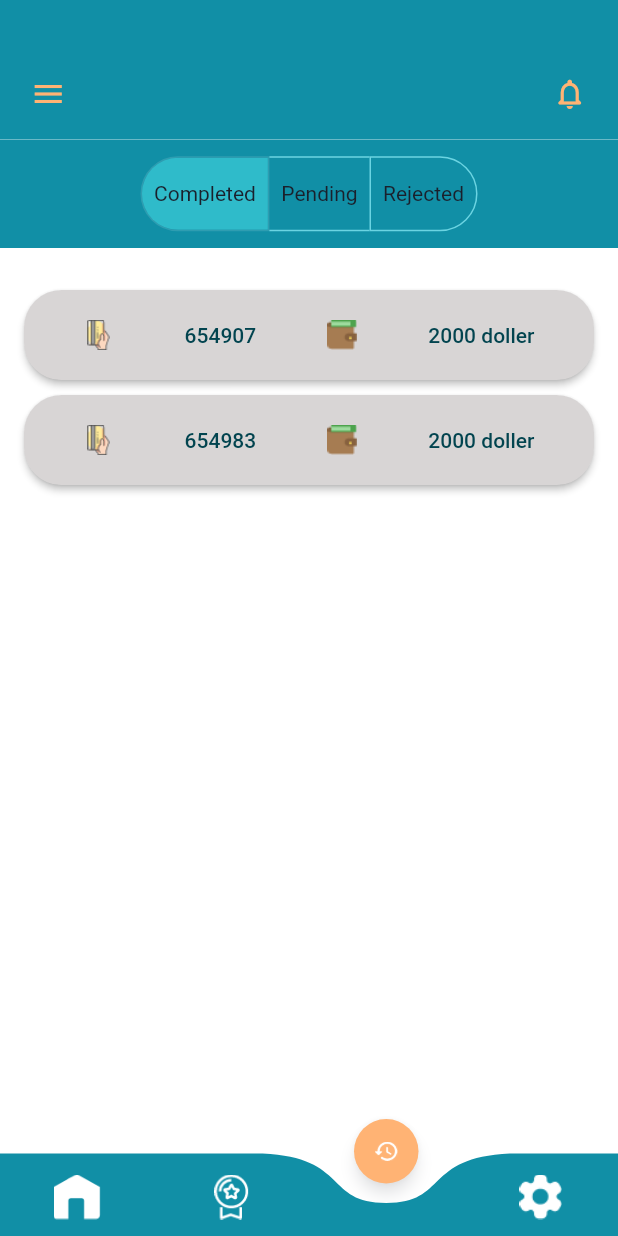
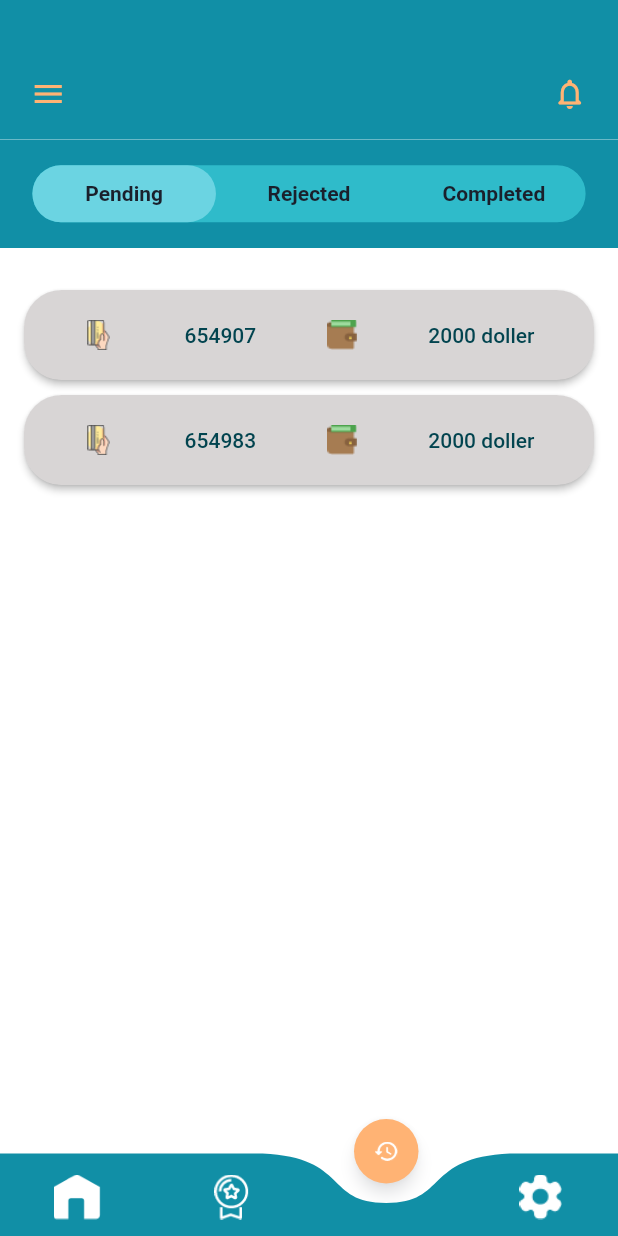
Before and after one commit to MohamedZaton/click_app, a Flutter app: the HomePage screen opened by its route, item 3 of the bottom bar chosen, on a phone screen of 412 x 824 dp. Run offline on Flutter 3.47's test engine with Material 2 defaults, Android fonts, the light colour scheme and no system bars; our stand-ins replace carousel_slider, connectivity_plus, dartz, dio, equatable, extended_image and 4 more; accounts and stored records are empty.

Commit message:
change toggle_button.dart from two button to three button

```diff
--- a/lib/src/presentation/pages/history/history_view.dart
+++ b/lib/src/presentation/pages/history/history_view.dart
@@ -8,6 +8,7 @@ import '../../../core/utils/constants.dart';
 import '../../../core/utils/screens.dart';
 import '../../getx/history_controller.dart';
 import '../../widgets/history_item_widget.dart';
+import '../../widgets/toggle_button.dart';
 
 class HistoryPage extends StatelessWidget {
   final historyController = Get.put(HistoryController());
@@ -16,47 +17,6 @@ class HistoryPage extends StatelessWidget {
 
   @override
   Widget build(BuildContext context) {
-    List<Widget> _statuePage = [
-      TransformListWdgt(
-        controller: historyController,
-        nameList: kSuccessTxt,
-        transformList: historyController.successList.value,
-      ),
-      TransformListWdgt(
-        controller: historyController,
-        nameList: kPendingTxt,
-        transformList: historyController.pendingList.value,
-      ),
-      TransformListWdgt(
-        controller: historyController,
-        nameList: kRejectedTxt,
-        transformList: historyController.rejectedList.value,
-      ),
-    ];
-    List<Widget> _titlesToggleButtons = [
-      Padding(
-        padding: const EdgeInsets.all(8.0),
-        child: Text(
-          kCompletedTxt,
-          style: TextStyle(color: kTextDark),
-        ),
-      ),
-      Padding(
-        padding: const EdgeInsets.all(8.0),
-        child: Text(
-          kPendingTxt,
-          style: TextStyle(color: kTextDark),
-        ),
-      ),
-      Padding(
-        padding: const EdgeInsets.all(8.0),
-        child: Text(
-          kRejectedTxt,
-          style: TextStyle(color: kTextDark),
-        ),
-      ),
-    ];
-
     return Container(
       width: ScreenWeb.width(context),
       height: ScreenWeb.heigth(context) * 0.80,
@@ -75,17 +35,30 @@ class HistoryPage extends StatelessWidget {
                   crossAxisAlignment: CrossAxisAlignment.center,
                   mainAxisAlignment: MainAxisAlignment.center,
                   children: [
-                    ToggleButtons(
-                      children: _titlesToggleButtons,
-                      isSelected: historyController.selectedToggelButton.value,
-                      borderRadius: BorderRadius.circular(30),
-                      borderColor: kCyanButtonTgColor,
-                      selectedColor: kCyanButtonTgColor,
-                      fillColor: kCyanColor,
-                      onPressed: (int index) {
-                        historyController.selectTab(index);
+                    ToggleButton(
+                      width: ScreenWeb.width(context) * 0.9,
+                      height: 40.0,
+                      toggleBackgroundColor: kCyanColor,
+                      toggleBorderColor: kLightAccent,
+                      toggleColor: kCyanButtonTgColor,
+                      activeTextColor: kTextDark,
+                      inactiveTextColor: kTextDark,
+                      leftDescription: kPendingTxt,
+                      middleDescription: kRejectedTxt,
+                      rightDescription: kCompletedTxt,
+                      onLeftToggleActive: () {
+                        print('left toggle activated');
+                        historyController.selectTab(0);
                       },
-                    ),
+                      onMiddleToggleActive: () {
+                        print('middle toggle activated');
+                        historyController.selectTab(1);
+                      },
+                      onRightToggleActive: () {
+                        print('right toggle activated');
+                        historyController.selectTab(2);
+                      },
+                    )
                   ],
                 ),
               ),
@@ -94,7 +67,23 @@ class HistoryPage extends StatelessWidget {
               flex: 8,
               child: IndexedStack(
                   index: historyController.tabIndex.value,
-                  children: _statuePage),
+                  children: [
+                    TransformListWdgt(
+                      controller: historyController,
+                      nameList: kPendingTxt,
+                      transformList: historyController.successList.value,
+                    ),
+                    TransformListWdgt(
+                      controller: historyController,
+                      nameList: kRejectedTxt,
+                      transformList: historyController.rejectedList.value,
+                    ),
+                    TransformListWdgt(
+                      controller: historyController,
+                      nameList: kSuccessTxt,
+                      transformList: historyController.successList.value,
+                    ),
+                  ]),
             ),
           ],
         );
--- a/lib/src/presentation/widgets/toggle_button.dart
+++ b/lib/src/presentation/widgets/toggle_button.dart
@@ -6,6 +6,7 @@ class ToggleButton extends StatefulWidget {
 
   final String leftDescription;
   final String rightDescription;
+  final String middleDescription;
 
   final Color toggleColor;
   final Color toggleBackgroundColor;
@@ -16,9 +17,11 @@ class ToggleButton extends StatefulWidget {
 
   final double _leftToggleAlign = -1;
   final double _rightToggleAlign = 1;
+  final double _middleToggleAlign = 0;
 
   final VoidCallback onLeftToggleActive;
   final VoidCallback onRightToggleActive;
+  final VoidCallback onMiddleToggleActive;
 
   const ToggleButton(
       {Key? key,
@@ -32,7 +35,9 @@ class ToggleButton extends StatefulWidget {
       required this.leftDescription,
       required this.rightDescription,
       required this.onLeftToggleActive,
-      required this.onRightToggleActive})
+      required this.onRightToggleActive,
+      required this.middleDescription,
+      required this.onMiddleToggleActive})
       : super(key: key);
 
   @override
@@ -44,6 +49,7 @@ class _ToggleButtonState extends State<ToggleButton> {
 
   late Color _leftDescriptionColor;
   late Color _rightDescriptionColor;
+  late Color _middleDescriptionColor;
 
   @override
   void initState() {
@@ -51,6 +57,7 @@ class _ToggleButtonState extends State<ToggleButton> {
 
     _leftDescriptionColor = widget.activeTextColor;
     _rightDescriptionColor = widget.inactiveTextColor;
+    _middleDescriptionColor = widget.inactiveTextColor;
   }
 
   @override
@@ -71,7 +78,7 @@ class _ToggleButtonState extends State<ToggleButton> {
             alignment: Alignment(_toggleXAlign, 0),
             duration: Duration(milliseconds: 300),
             child: Container(
-              width: widget.width * 0.5,
+              width: widget.width * 0.33,
               height: widget.height,
               decoration: BoxDecoration(
                 color: widget.toggleColor,
@@ -81,6 +88,7 @@ class _ToggleButtonState extends State<ToggleButton> {
               ),
             ),
           ),
+          //xxxx
           GestureDetector(
             onTap: () {
               setState(
@@ -89,6 +97,7 @@ class _ToggleButtonState extends State<ToggleButton> {
 
                   _leftDescriptionColor = widget.activeTextColor;
                   _rightDescriptionColor = widget.inactiveTextColor;
+                  _middleDescriptionColor = widget.inactiveTextColor;
                 },
               );
 
@@ -97,7 +106,7 @@ class _ToggleButtonState extends State<ToggleButton> {
             child: Align(
               alignment: Alignment(-1, 0),
               child: Container(
-                width: widget.width * 0.5,
+                width: widget.width * 0.33,
                 color: Colors.transparent,
                 alignment: Alignment.center,
                 child: Text(
@@ -113,10 +122,40 @@ class _ToggleButtonState extends State<ToggleButton> {
             onTap: () {
               setState(
                 () {
+                  _toggleXAlign = widget._middleToggleAlign;
+
+                  _leftDescriptionColor = widget.inactiveTextColor;
+                  _rightDescriptionColor = widget.inactiveTextColor;
+                  _middleDescriptionColor = widget.activeTextColor;
+                },
+              );
+
+              widget.onMiddleToggleActive();
+            },
+            child: Align(
+              alignment: Alignment(0, 0),
+              child: Container(
+                width: widget.width * 0.33,
+                color: Colors.transparent,
+                alignment: Alignment.center,
+                child: Text(
+                  widget.middleDescription,
+                  style: TextStyle(
+                      color: _middleDescriptionColor,
+                      fontWeight: FontWeight.bold),
+                ),
+              ),
+            ),
+          ),
+          GestureDetector(
+            onTap: () {
+              setState(
+                () {
                   _toggleXAlign = widget._rightToggleAlign;
 
                   _leftDescriptionColor = widget.inactiveTextColor;
                   _rightDescriptionColor = widget.activeTextColor;
+                  _middleDescriptionColor = widget.inactiveTextColor;
                 },
               );
 
@@ -125,7 +164,7 @@ class _ToggleButtonState extends State<ToggleButton> {
             child: Align(
               alignment: Alignment(1, 0),
               child: Container(
-                width: widget.width * 0.5,
+                width: widget.width * 0.33,
                 color: Colors.transparent,
                 alignment: Alignment.center,
                 child: Text(
```
Also changed, not shown: lib/src/presentation/getx/history_controller.dart (+3 -4 lines), assets/icons/checked_rejected.png (added).
